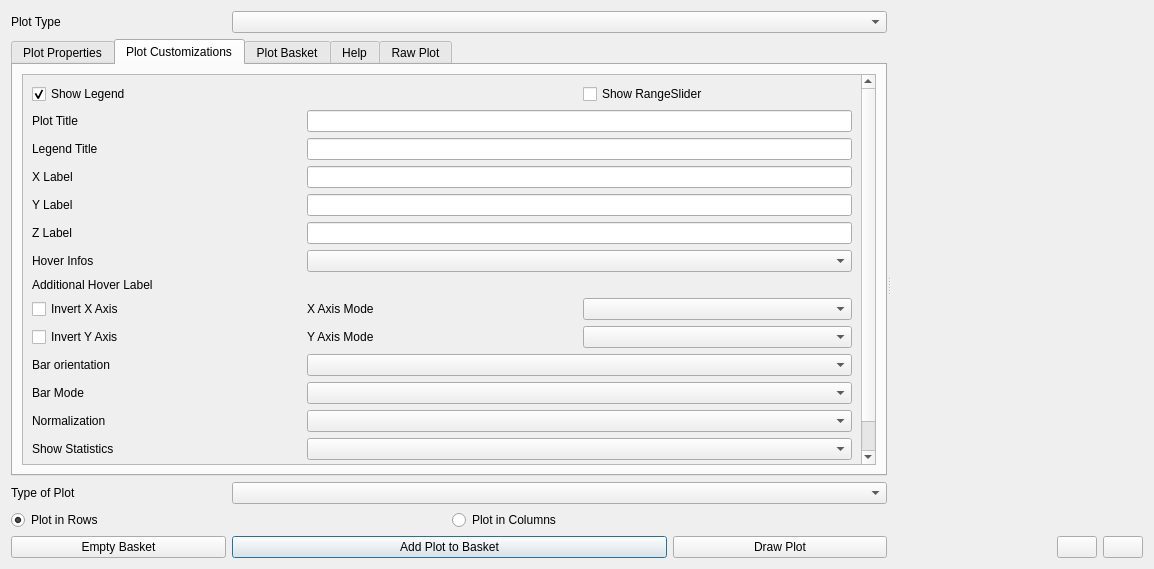
Before: the Qt Designer form ui/data_plotly_dialog_base.ui in ghtmtt/DataPlotly, drawn with Qt 5.
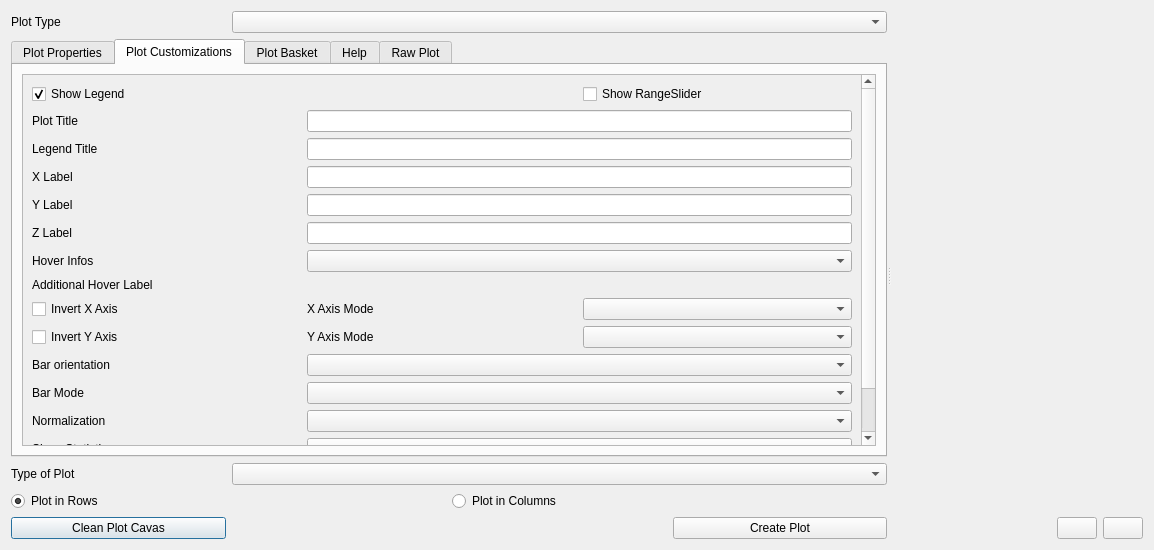
After: the same form once the commit is applied. The open tabs and pages were chosen to show the change. Custom widgets are drawn as their Qt base class.

Commit message: remove addBasket and leave onlt CreatePlot

The edit to the form file:
```diff
--- a/ui/data_plotly_dialog_base.ui
+++ b/ui/data_plotly_dialog_base.ui
@@ -7,7 +7,7 @@
     <x>0</x>
     <y>0</y>
     <width>1154</width>
-    <height>569</height>
+    <height>550</height>
    </rect>
   </property>
   <property name="windowTitle">
@@ -34,13 +34,6 @@
          </property>
         </widget>
        </item>
-       <item row="4" column="1" colspan="2">
-        <widget class="QPushButton" name="addTrace_btn">
-         <property name="text">
-          <string>Add Plot to Basket</string>
-         </property>
-        </widget>
-       </item>
        <item row="2" column="0">
         <widget class="QLabel" name="label_2">
          <property name="text">
@@ -68,14 +61,14 @@
        <item row="4" column="0">
         <widget class="QPushButton" name="clear_btn">
          <property name="text">
-          <string>Empty Basket</string>
+          <string>Clean Plot Cavas</string>
          </property>
         </widget>
        </item>
        <item row="4" column="3">
         <widget class="QPushButton" name="draw_btn">
          <property name="text">
-          <string>Draw Plot</string>
+          <string>Create Plot</string>
          </property>
         </widget>
        </item>
@@ -479,7 +472,7 @@
                <rect>
                 <x>0</x>
                 <y>0</y>
-                <width>362</width>
+                <width>819</width>
                 <height>563</height>
                </rect>
               </property>
```
Left out of the diff: 352 changed lines with no effect on the pictures. The commit also changes 1 other file.
